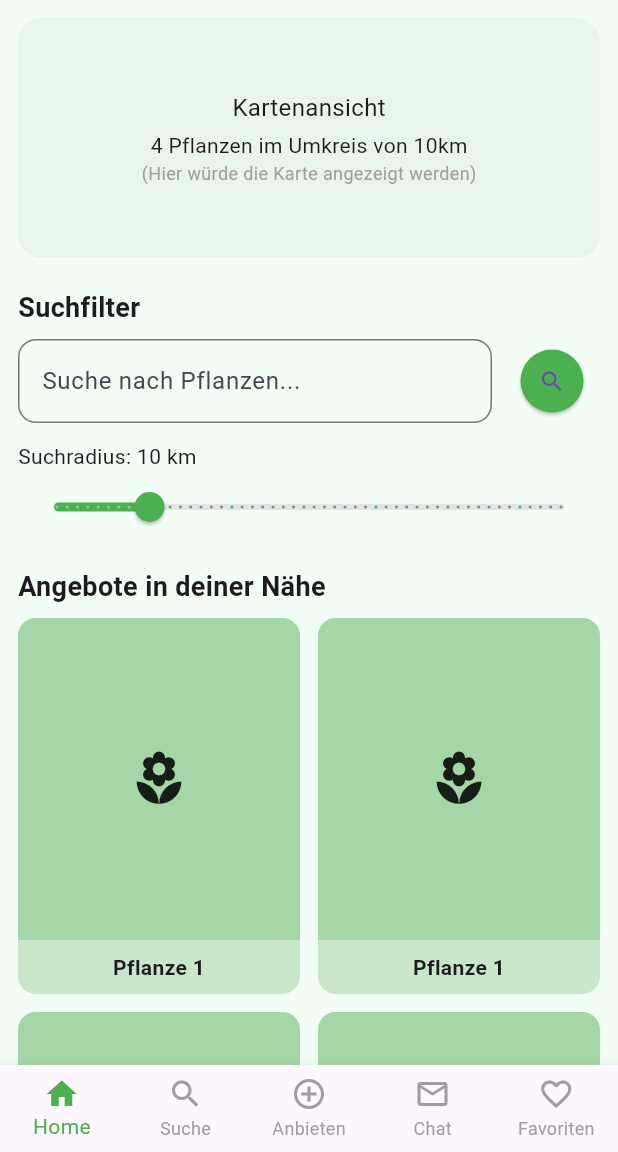
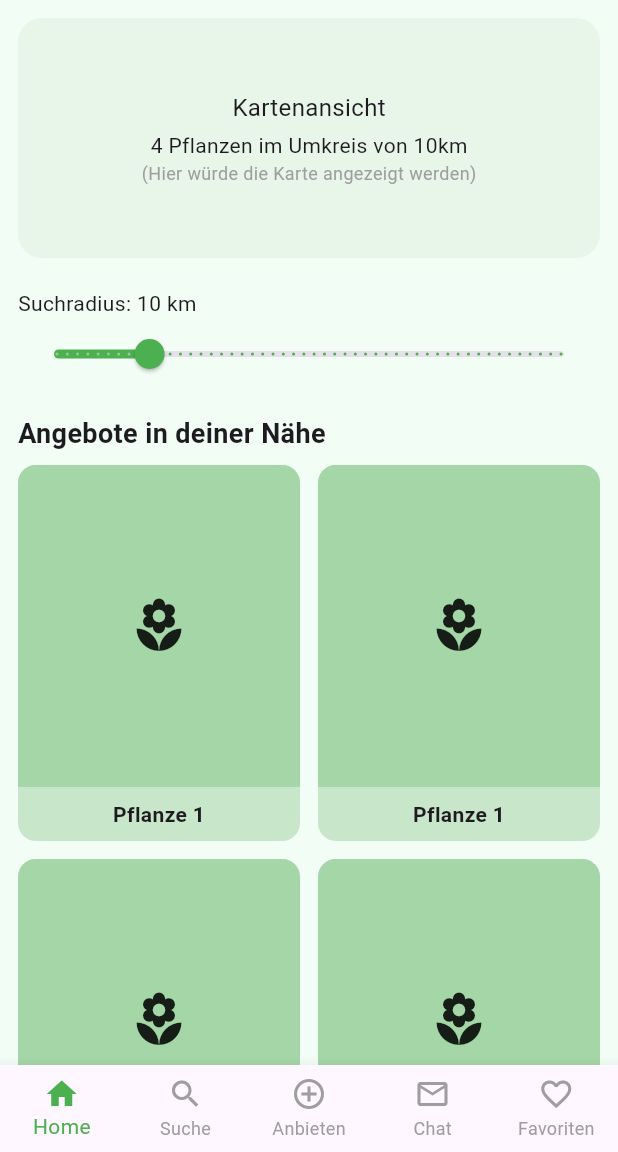
Before and after one commit to Anjanjanja1/GrowCircle, a Flutter app: the DashboardPage screen opened directly, on a phone screen of 412 x 824 dp, the part 84-1236 px from its top. Run offline on Flutter 3.47's test engine with Material 3 defaults, Android fonts, the phone set to English and light mode, and no system bars.

Commit message:
updated dasboard: removed searchbar

```diff
--- a/lib/dashboard_page.dart
+++ b/lib/dashboard_page.dart
@@ -54,39 +54,6 @@ class _DashboardPageState extends State<DashboardPage> {
               ),
             ),
             const SizedBox(height: 20),
-
-            // Suchfilter
-            const Text(
-              "Suchfilter",
-              style: TextStyle(fontSize: 18, fontWeight: FontWeight.bold),
-            ),
-            const SizedBox(height: 8),
-            Row(
-              children: [
-                Expanded(
-                  child: TextField(
-                    decoration: InputDecoration(
-                      hintText: "Suche nach Pflanzen...",
-                      border: OutlineInputBorder(
-                        borderRadius: BorderRadius.circular(12),
-                      ),
-                    ),
-                  ),
-                ),
-                const SizedBox(width: 8),
-                ElevatedButton(
-                  onPressed: () {},
-                  style: ElevatedButton.styleFrom(
-                    backgroundColor: Colors.green,
-                    shape: const CircleBorder(),
-                    padding: const EdgeInsets.all(12),
-                  ),
-                  child: const Icon(Icons.search),
-                ),
-              ],
-            ),
-            const SizedBox(height: 12),
-
             // Slider
             Text("Suchradius: ${searchRadius.toStringAsFixed(0)} km"),
             Slider(
@@ -113,7 +80,7 @@ class _DashboardPageState extends State<DashboardPage> {
             GridView.builder(
               shrinkWrap: true,
               physics: const NeverScrollableScrollPhysics(),
-              itemCount: 4,
+              itemCount: 6,
               gridDelegate: const SliverGridDelegateWithFixedCrossAxisCount(
                 crossAxisCount: 2,
                 mainAxisSpacing: 12,
```
